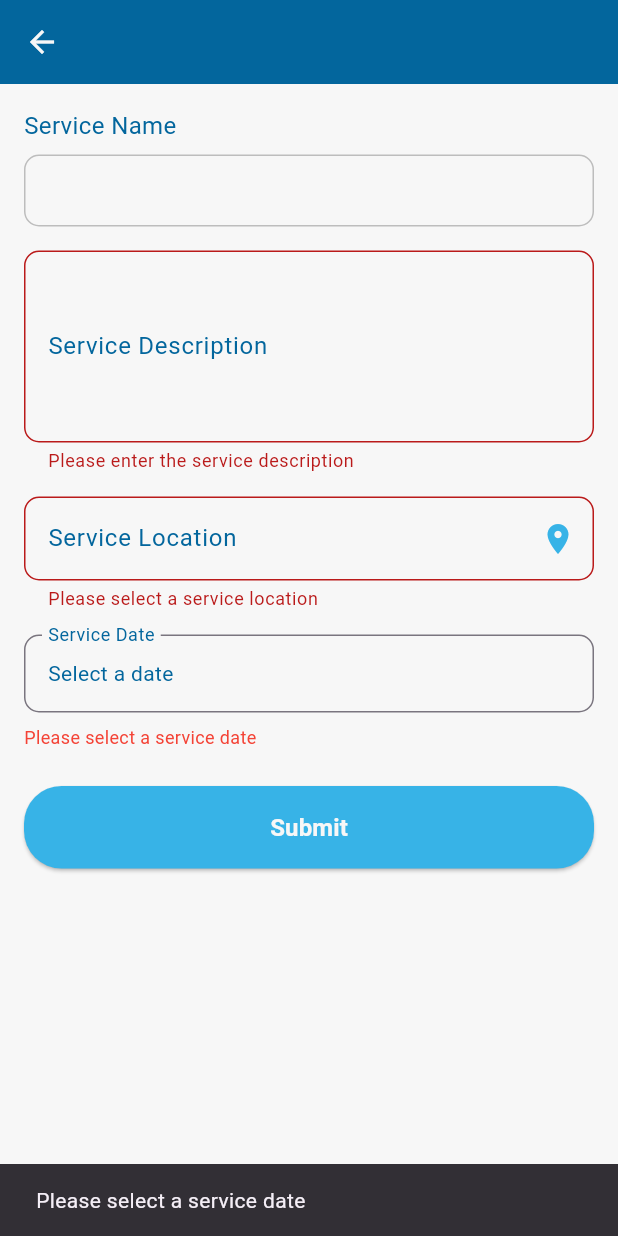
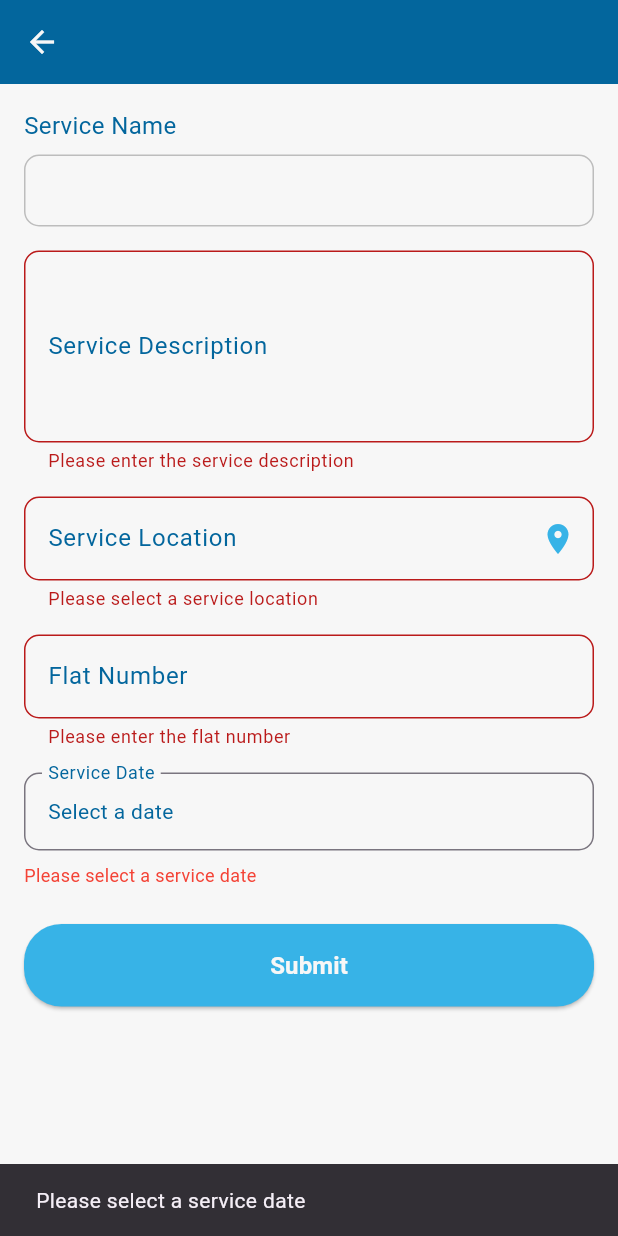
Before and after one commit to supekarsuraj/new_packers_application, a Flutter app: the ServiceFormScreen screen opened directly with empty values, after a tap on "Submit", on a phone screen of 412 x 824 dp. Run offline on Flutter 3.47's test engine with Material 3 defaults, Android fonts, the phone set to English and light mode, and no system bars; our stand-ins replace fluttertoast, geocoding, geolocator, google_maps_flutter; Roboto replaces fonts that are missing (Poppins).

Commit message:
all-post-methods
all-post-methods

```diff
--- a/lib/lib/views/login_view.dart
+++ b/lib/lib/views/login_view.dart
@@ -1,7 +1,6 @@
 import 'package:flutter/material.dart';
 import 'package:provider/provider.dart';
 import 'package:http/http.dart' as http;
-import 'dart:convert';
 
 import '../../views/OTPScreen.dart';
 import '../../views/signupOtpView.dart';
--- a/lib/views/SubCategoryScreen.dart
+++ b/lib/views/SubCategoryScreen.dart
@@ -224,6 +224,7 @@ class _ServiceFormScreenState extends State<ServiceFormScreen> {
   final _formKey = GlobalKey<FormState>();
   final _serviceDescriptionController = TextEditingController();
   final _serviceLocationController = TextEditingController();
+  final _flatNumberController = TextEditingController(); // Added for flat number
   DateTime? _selectedDate;
   LatLng? _selectedLocation; // Store LatLng for potential API submission
 
@@ -275,7 +276,8 @@ class _ServiceFormScreenState extends State<ServiceFormScreen> {
     if (_formKey.currentState!.validate() && _selectedDate != null) {
       // Here you can handle the form submission, e.g., send data to an API
       // Include widget.subCategoryName, _serviceDescriptionController.text,
-      // _serviceLocationController.text, _selectedDate, and _selectedLocation (LatLng) if needed
+      // _serviceLocationController.text, _flatNumberController.text,
+      // _selectedDate, and _selectedLocation (LatLng) if needed
       ScaffoldMessenger.of(context).showSnackBar(
         const SnackBar(content: Text('Form submitted successfully!')),
       );
@@ -294,6 +296,7 @@ class _ServiceFormScreenState extends State<ServiceFormScreen> {
   void dispose() {
     _serviceDescriptionController.dispose();
     _serviceLocationController.dispose();
+    _flatNumberController.dispose(); // Added for flat number
     super.dispose();
   }
 
@@ -407,6 +410,27 @@ class _ServiceFormScreenState extends State<ServiceFormScreen> {
                   },
                 ),
                 const SizedBox(height: 16),
+                TextFormField(
+                  controller: _flatNumberController,
+                  decoration: InputDecoration(
+                    labelText: 'Flat Number',
+                    labelStyle: const TextStyle(color: darkBlue),
+                    border: OutlineInputBorder(
+                      borderRadius: BorderRadius.circular(10),
+                    ),
+                    focusedBorder: OutlineInputBorder(
+                      borderSide: const BorderSide(color: mediumBlue),
+                      borderRadius: BorderRadius.circular(10),
+                    ),
+                  ),
+                  validator: (value) {
+                    if (value == null || value.isEmpty) {
+                      return 'Please enter the flat number';
+                    }
+                    return null;
+                  },
+                ),
+                const SizedBox(height: 16),
                 InkWell(
                   onTap: () => _selectDate(context),
                   child: InputDecorator(
```
